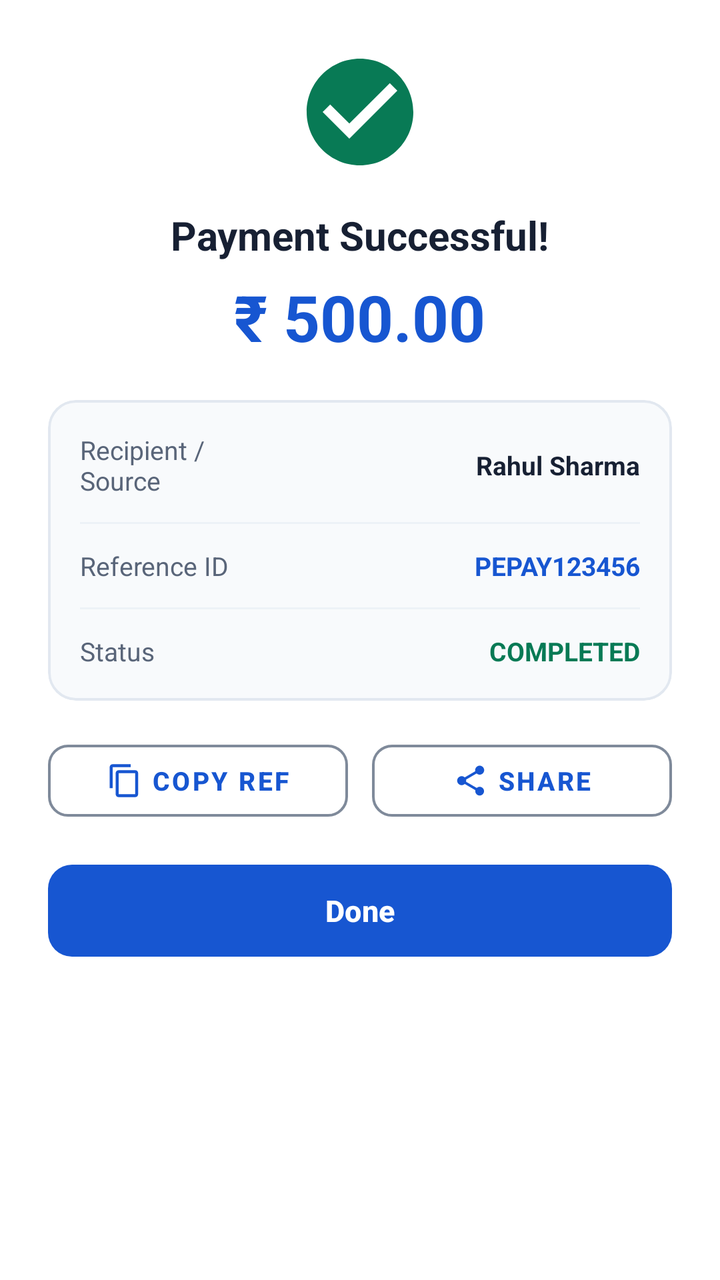
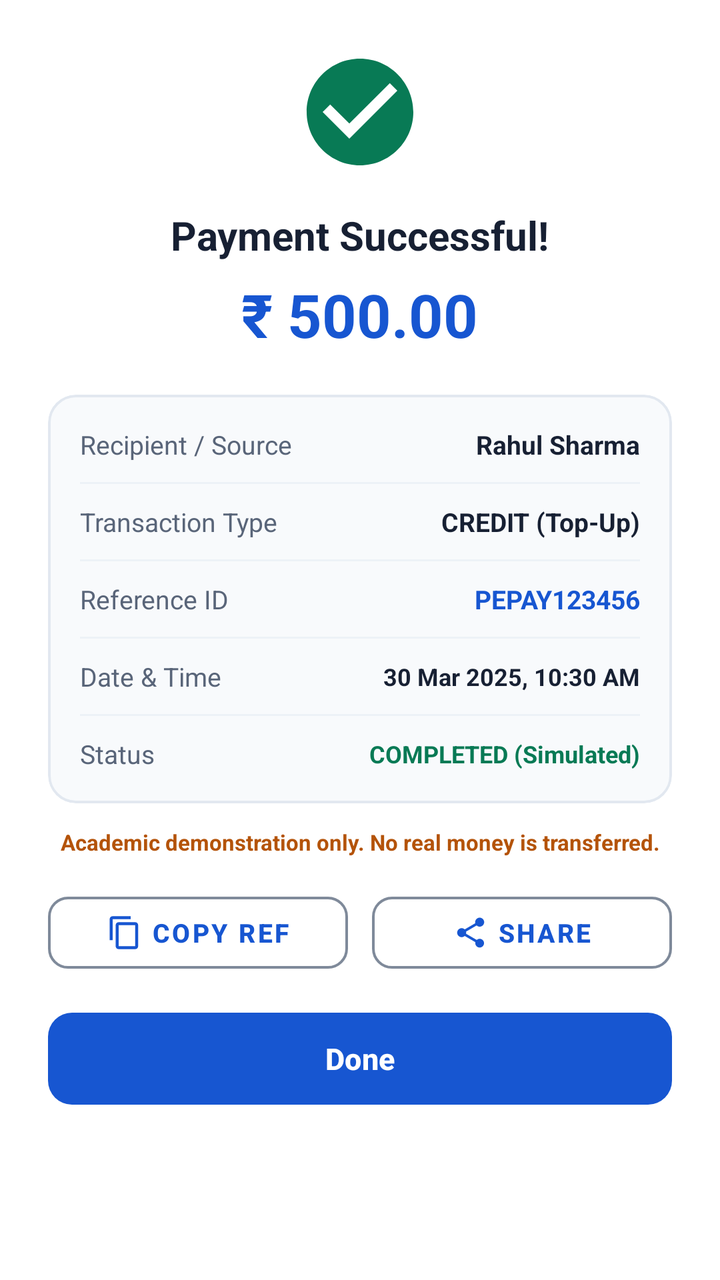

An Android layout rendered at two revisions. The XML below is the earlier revision; the diff shows what the commit changed to produce the second picture.
<!-- AndroidManifest.xml: application theme Theme.PayEase -->
<!-- res/layout/dialog_transaction_success.xml -->
<?xml version="1.0" encoding="utf-8"?>
<LinearLayout
    xmlns:android="http://schemas.android.com/apk/res/android"
    xmlns:app="http://schemas.android.com/apk/res-auto"
    android:layout_width="match_parent"
    android:layout_height="wrap_content"
    android:orientation="vertical"
    android:background="@color/card_background"
    android:padding="24dp"
    android:gravity="center_horizontal">

    <ImageView
        android:id="@+id/ivSuccessCheck"
        android:layout_width="64dp"
        android:layout_height="64dp"
        android:src="@drawable/ic_check_circle"
        app:tint="@color/accent"
        android:contentDescription="Success"/>

    <TextView
        android:id="@+id/tvSuccessTitle"
        android:layout_width="wrap_content"
        android:layout_height="wrap_content"
        android:layout_marginTop="16dp"
        android:text="Payment Successful!"
        android:textColor="@color/text_primary"
        android:textSize="20sp"
        android:textStyle="bold"/>

    <TextView
        android:id="@+id/tvSuccessAmount"
        android:layout_width="wrap_content"
        android:layout_height="wrap_content"
        android:layout_marginTop="6dp"
        android:text="₹ 500.00"
        android:textColor="@color/primary"
        android:textSize="32sp"
        android:textStyle="bold"/>

    
    <com.google.android.material.card.MaterialCardView
        android:layout_width="match_parent"
        android:layout_height="wrap_content"
        android:layout_marginTop="20dp"
        app:cardBackgroundColor="#F8FAFC"
        app:cardCornerRadius="14dp"
        app:cardElevation="0dp"
        app:strokeColor="#E2E8F0"
        app:strokeWidth="1.2dp">

        <LinearLayout
            android:layout_width="match_parent"
            android:layout_height="wrap_content"
            android:orientation="vertical"
            android:padding="16dp">

            
            <LinearLayout
                android:layout_width="match_parent"
                android:layout_height="wrap_content"
                android:orientation="horizontal"
                android:gravity="center_vertical">

                <TextView
                    android:layout_width="0dp"
                    android:layout_height="wrap_content"
                    android:layout_weight="0.35"
                    android:text="Recipient / Source"
                    android:textColor="@color/text_secondary"
                    android:textSize="13sp"/>

                <TextView
                    android:id="@+id/tvSuccessParty"
                    android:layout_width="0dp"
                    android:layout_height="wrap_content"
                    android:layout_weight="0.65"
                    android:gravity="end"
                    android:text="Rahul Sharma"
                    android:textColor="@color/text_primary"
                    android:textSize="13sp"
                    android:textStyle="bold"/>

            </LinearLayout>

            <View
                android:layout_width="match_parent"
                android:layout_height="1dp"
                android:layout_marginTop="12dp"
                android:layout_marginBottom="12dp"
                android:background="#EDF2F7"/>

            
            <LinearLayout
                android:layout_width="match_parent"
                android:layout_height="wrap_content"
                android:orientation="horizontal"
                android:gravity="center_vertical">

                <TextView
                    android:layout_width="0dp"
                    android:layout_height="wrap_content"
                    android:layout_weight="0.35"
                    android:text="Reference ID"
                    android:textColor="@color/text_secondary"
                    android:textSize="13sp"/>

                <TextView
                    android:id="@+id/tvSuccessRefId"
                    android:layout_width="0dp"
                    android:layout_height="wrap_content"
                    android:layout_weight="0.65"
                    android:gravity="end"
                    android:text="PEPAY123456"
                    android:textColor="@color/primary"
                    android:textSize="13sp"
                    android:textStyle="bold"/>

            </LinearLayout>

            <View
                android:layout_width="match_parent"
                android:layout_height="1dp"
                android:layout_marginTop="12dp"
                android:layout_marginBottom="12dp"
                android:background="#EDF2F7"/>

            
            <LinearLayout
                android:layout_width="match_parent"
                android:layout_height="wrap_content"
                android:orientation="horizontal"
                android:gravity="center_vertical">

                <TextView
                    android:layout_width="0dp"
                    android:layout_height="wrap_content"
                    android:layout_weight="0.35"
                    android:text="Status"
                    android:textColor="@color/text_secondary"
                    android:textSize="13sp"/>

                <TextView
                    android:layout_width="0dp"
                    android:layout_height="wrap_content"
                    android:layout_weight="0.65"
                    android:gravity="end"
                    android:text="COMPLETED"
                    android:textColor="@color/accent"
                    android:textSize="13sp"
                    android:textStyle="bold"/>

            </LinearLayout>

        </LinearLayout>

    </com.google.android.material.card.MaterialCardView>

    
    <LinearLayout
        android:layout_width="match_parent"
        android:layout_height="wrap_content"
        android:layout_marginTop="16dp"
        android:orientation="horizontal">

        <com.google.android.material.button.MaterialButton
            android:id="@+id/btnCopyRef"
            style="@style/Widget.MaterialComponents.Button.OutlinedButton"
            android:layout_width="0dp"
            android:layout_height="48dp"
            android:layout_weight="1"
            android:layout_marginEnd="6dp"
            android:text="Copy Ref"
            android:textColor="@color/primary"
            android:textSize="13sp"
            android:textStyle="bold"
            app:icon="@drawable/ic_copy"
            app:iconTint="@color/primary"
            app:iconGravity="textStart"
            app:strokeColor="@color/input_border"
            app:strokeWidth="1.2dp"
            app:cornerRadius="10dp"/>

        <com.google.android.material.button.MaterialButton
            android:id="@+id/btnShareReceipt"
            style="@style/Widget.MaterialComponents.Button.OutlinedButton"
            android:layout_width="0dp"
            android:layout_height="48dp"
            android:layout_weight="1"
            android:layout_marginStart="6dp"
            android:text="Share"
            android:textColor="@color/primary"
            android:textSize="13sp"
            android:textStyle="bold"
            app:icon="@drawable/ic_share"
            app:iconTint="@color/primary"
            app:iconGravity="textStart"
            app:strokeColor="@color/input_border"
            app:strokeWidth="1.2dp"
            app:cornerRadius="10dp"/>

    </LinearLayout>

    <com.google.android.material.button.MaterialButton
        android:id="@+id/btnDone"
        android:layout_width="match_parent"
        android:layout_height="54dp"
        android:layout_marginTop="14dp"
        android:text="Done"
        android:textColor="@color/white"
        android:textSize="15sp"
        android:textStyle="bold"
        app:cornerRadius="12dp"
        app:backgroundTint="@color/primary"/>

</LinearLayout>
<!-- resources referenced by this layout -->
<resources>
  <color name="accent">#087A55</color>
  <color name="card_background">#FFFFFF</color>
  <color name="input_border">#7F8A9A</color>
  <color name="primary">#1756D1</color>
  <color name="text_primary">#172033</color>
  <color name="text_secondary">#596579</color>
  <color name="white">#FFFFFF</color>
  <!-- drawable ic_check_circle (drawable) -->
  <vector xmlns:android="http://schemas.android.com/apk/res/android"
      android:width="64dp"
      android:height="64dp"
      android:viewportWidth="24"
      android:viewportHeight="24">
      <path
          android:fillColor="#16B887"
          android:pathData="M12,2C6.48,2 2,6.48 2,12s4.48,10 10,10 10,-4.48 10,-10S17.52,2 12,2zm-2,15l-5,-5 1.41,-1.41L10,14.17l7.59,-7.59L19,8l-9,9z" />
  </vector>
  <!-- drawable ic_copy (drawable) -->
  <vector xmlns:android="http://schemas.android.com/apk/res/android"
      android:width="24dp"
      android:height="24dp"
      android:viewportWidth="24"
      android:viewportHeight="24">
      <path
          android:fillColor="#1756D1"
          android:pathData="M16,1H4c-1.1,0 -2,0.9 -2,2v14h2V3h12V1zm3,4H8c-1.1,0 -2,0.9 -2,2v14c0,1.1 0.9,2 2,2h11c1.1,0 2,-0.9 2,-2V7c0,-1.1 -0.9,-2 -2,-2zm0,16H8V7h11v14z"/>
  </vector>
  <!-- drawable ic_share (drawable) -->
  <vector xmlns:android="http://schemas.android.com/apk/res/android"
      android:width="24dp"
      android:height="24dp"
      android:viewportWidth="24"
      android:viewportHeight="24">
      <path
          android:fillColor="#1756D1"
          android:pathData="M18,16.08c-0.76,0 -1.44,0.3 -1.96,0.77L8.91,12.7c0.05,-0.23 0.09,-0.47 0.09,-0.7s-0.04,-0.47 -0.09,-0.7l7.05,-4.11c0.54,0.5 1.25,0.81 2.04,0.81 1.66,0 3,-1.34 3,-3s-1.34,-3 -3,-3 -3,1.34 -3,3c0,0.23 0.04,0.47 0.09,0.7L8.04,9.81C7.5,9.31 6.79,9 6,9c-1.66,0 -3,1.34 -3,3s1.34,3 3,3c0.79,0 1.5,-0.31 2.04,-0.81l7.12,4.16c-0.05,0.21 -0.08,0.43 -0.08,0.65 0,1.61 1.31,2.92 2.92,2.92 1.61,0 2.92,-1.31 2.92,-2.92s-1.31,-2.92 -2.92,-2.92z"/>
  </vector>
  <style name="Theme.PayEase" parent="Base.Theme.PayEase" />
  <style name="Base.Theme.PayEase" parent="Theme.Material3.DayNight.NoActionBar">
          <item name="colorPrimary">@color/primary</item>
          <item name="colorSecondary">@color/accent</item>
  
          <item name="android:statusBarColor">@color/background</item>
          <item name="android:navigationBarColor">@color/background</item>
          <item name="android:windowLightStatusBar">true</item>
          <item name="android:windowBackground">@color/background</item>
  
          <item name="textInputStyle">@style/Widget.PayEase.TextInputLayout.OutlinedBox</item>
          <item name="alertDialogTheme">@style/PayEaseAlertDialogTheme</item>
          <item name="materialAlertDialogTheme">@style/PayEaseAlertDialogTheme</item>
      </style>
  <color name="background">#F4F6FA</color>
  <color name="text_muted">#667085</color>
  <color name="error">#B42318</color>
  <style name="PayEaseDialogTitleText" parent="MaterialAlertDialog.Material3.Title.Text">
          <item name="android:textColor">@color/text_primary</item>
          <item name="android:textSize">20sp</item>
          <item name="android:textStyle">bold</item>
      </style>
  <style name="PayEaseDialogBodyText" parent="MaterialAlertDialog.Material3.Body.Text">
          <item name="android:textColor">@color/text_primary</item>
          <item name="android:textSize">15sp</item>
      </style>
  <style name="PayEaseDialogPositiveButton" parent="Widget.Material3.Button.TextButton">
          <item name="android:textColor">@color/primary</item>
          <item name="android:textSize">15sp</item>
          <item name="android:textStyle">bold</item>
      </style>
  <style name="PayEaseDialogNegativeButton" parent="Widget.Material3.Button.TextButton">
          <item name="android:textColor">@color/text_secondary</item>
          <item name="android:textSize">15sp</item>
          <item name="android:textStyle">bold</item>
      </style>
  <!-- unchanged entries left out for length: 2 -->
</resources>

<!-- the commit's change to res/layout/dialog_transaction_success.xml (unified diff, before → after) -->
@@ -34,7 +34,7 @@
         android:layout_marginTop="6dp"
         android:text="₹ 500.00"
         android:textColor="@color/primary"
-        android:textSize="32sp"
+        android:textSize="30sp"
         android:textStyle="bold"/>
 
     
@@ -62,9 +62,10 @@
                 android:gravity="center_vertical">
 
                 <TextView
-                    android:layout_width="0dp"
-                    android:layout_height="wrap_content"
-                    android:layout_weight="0.35"
+                    android:id="@+id/tvPartyLabel"
+                    android:layout_width="0dp"
+                    android:layout_height="wrap_content"
+                    android:layout_weight="0.38"
                     android:text="Recipient / Source"
                     android:textColor="@color/text_secondary"
                     android:textSize="13sp"/>
@@ -73,7 +74,7 @@
                     android:id="@+id/tvSuccessParty"
                     android:layout_width="0dp"
                     android:layout_height="wrap_content"
-                    android:layout_weight="0.65"
+                    android:layout_weight="0.62"
                     android:gravity="end"
                     android:text="Rahul Sharma"
                     android:textColor="@color/text_primary"
@@ -85,21 +86,56 @@
             <View
                 android:layout_width="match_parent"
                 android:layout_height="1dp"
-                android:layout_marginTop="12dp"
-                android:layout_marginBottom="12dp"
-                android:background="#EDF2F7"/>
-
-            
-            <LinearLayout
-                android:layout_width="match_parent"
-                android:layout_height="wrap_content"
-                android:orientation="horizontal"
-                android:gravity="center_vertical">
-
-                <TextView
-                    android:layout_width="0dp"
-                    android:layout_height="wrap_content"
-                    android:layout_weight="0.35"
+                android:layout_marginTop="10dp"
+                android:layout_marginBottom="10dp"
+                android:background="#EDF2F7"/>
+
+            
+            <LinearLayout
+                android:layout_width="match_parent"
+                android:layout_height="wrap_content"
+                android:orientation="horizontal"
+                android:gravity="center_vertical">
+
+                <TextView
+                    android:layout_width="0dp"
+                    android:layout_height="wrap_content"
+                    android:layout_weight="0.38"
+                    android:text="Transaction Type"
+                    android:textColor="@color/text_secondary"
+                    android:textSize="13sp"/>
+
+                <TextView
+                    android:id="@+id/tvSuccessTxnType"
+                    android:layout_width="0dp"
+                    android:layout_height="wrap_content"
+                    android:layout_weight="0.62"
+                    android:gravity="end"
+                    android:text="CREDIT (Top-Up)"
+                    android:textColor="@color/text_primary"
+                    android:textSize="13sp"
+                    android:textStyle="bold"/>
+
+            </LinearLayout>
+
+            <View
+                android:layout_width="match_parent"
+                android:layout_height="1dp"
+                android:layout_marginTop="10dp"
+                android:layout_marginBottom="10dp"
+                android:background="#EDF2F7"/>
+
+            
+            <LinearLayout
+                android:layout_width="match_parent"
+                android:layout_height="wrap_content"
+                android:orientation="horizontal"
+                android:gravity="center_vertical">
+
+                <TextView
+                    android:layout_width="0dp"
+                    android:layout_height="wrap_content"
+                    android:layout_weight="0.38"
                     android:text="Reference ID"
                     android:textColor="@color/text_secondary"
                     android:textSize="13sp"/>
@@ -108,7 +144,7 @@
                     android:id="@+id/tvSuccessRefId"
                     android:layout_width="0dp"
                     android:layout_height="wrap_content"
-                    android:layout_weight="0.65"
+                    android:layout_weight="0.62"
                     android:gravity="end"
                     android:text="PEPAY123456"
                     android:textColor="@color/primary"
@@ -120,33 +156,69 @@
             <View
                 android:layout_width="match_parent"
                 android:layout_height="1dp"
-                android:layout_marginTop="12dp"
-                android:layout_marginBottom="12dp"
-                android:background="#EDF2F7"/>
-
-            
-            <LinearLayout
-                android:layout_width="match_parent"
-                android:layout_height="wrap_content"
-                android:orientation="horizontal"
-                android:gravity="center_vertical">
-
-                <TextView
-                    android:layout_width="0dp"
-                    android:layout_height="wrap_content"
-                    android:layout_weight="0.35"
+                android:layout_marginTop="10dp"
+                android:layout_marginBottom="10dp"
+                android:background="#EDF2F7"/>
+
+            
+            <LinearLayout
+                android:layout_width="match_parent"
+                android:layout_height="wrap_content"
+                android:orientation="horizontal"
+                android:gravity="center_vertical">
+
+                <TextView
+                    android:layout_width="0dp"
+                    android:layout_height="wrap_content"
+                    android:layout_weight="0.38"
+                    android:text="Date &amp; Time"
+                    android:textColor="@color/text_secondary"
+                    android:textSize="13sp"/>
+
+                <TextView
+                    android:id="@+id/tvSuccessDateTime"
+                    android:layout_width="0dp"
+                    android:layout_height="wrap_content"
+                    android:layout_weight="0.62"
+                    android:gravity="end"
+                    android:text="30 Mar 2025, 10:30 AM"
+                    android:textColor="@color/text_primary"
+                    android:textSize="12sp"
+                    android:textStyle="bold"/>
+
+            </LinearLayout>
+
+            <View
+                android:layout_width="match_parent"
+                android:layout_height="1dp"
+                android:layout_marginTop="10dp"
+                android:layout_marginBottom="10dp"
+                android:background="#EDF2F7"/>
+
+            
+            <LinearLayout
+                android:layout_width="match_parent"
+                android:layout_height="wrap_content"
+                android:orientation="horizontal"
+                android:gravity="center_vertical">
+
+                <TextView
+                    android:layout_width="0dp"
+                    android:layout_height="wrap_content"
+                    android:layout_weight="0.38"
                     android:text="Status"
                     android:textColor="@color/text_secondary"
                     android:textSize="13sp"/>
 
                 <TextView
-                    android:layout_width="0dp"
-                    android:layout_height="wrap_content"
-                    android:layout_weight="0.65"
-                    android:gravity="end"
-                    android:text="COMPLETED"
+                    android:id="@+id/tvSuccessStatus"
+                    android:layout_width="0dp"
+                    android:layout_height="wrap_content"
+                    android:layout_weight="0.62"
+                    android:gravity="end"
+                    android:text="COMPLETED (Simulated)"
                     android:textColor="@color/accent"
-                    android:textSize="13sp"
+                    android:textSize="12sp"
                     android:textStyle="bold"/>
 
             </LinearLayout>
@@ -154,12 +226,23 @@
         </LinearLayout>
 
     </com.google.android.material.card.MaterialCardView>
+
+    
+    <TextView
+        android:layout_width="wrap_content"
+        android:layout_height="wrap_content"
+        android:layout_marginTop="12dp"
+        android:gravity="center"
+        android:text="Academic demonstration only. No real money is transferred."
+        android:textColor="#B45309"
+        android:textSize="11sp"
+        android:textStyle="bold"/>
 
     
     <LinearLayout
         android:layout_width="match_parent"
         android:layout_height="wrap_content"
-        android:layout_marginTop="16dp"
+        android:layout_marginTop="14dp"
         android:orientation="horizontal">
 
         <com.google.android.material.button.MaterialButton
@@ -204,7 +287,7 @@
         android:id="@+id/btnDone"
         android:layout_width="match_parent"
         android:layout_height="54dp"
-        android:layout_marginTop="14dp"
+        android:layout_marginTop="12dp"
         android:text="Done"
         android:textColor="@color/white"
         android:textSize="15sp"
<!-- resource entries referenced after the edit -->
@@ -38,12 +38,10 @@
           android:pathData="M18,16.08c-0.76,0 -1.44,0.3 -1.96,0.77L8.91,12.7c0.05,-0.23 0.09,-0.47 0.09,-0.7s-0.04,-0.47 -0.09,-0.7l7.05,-4.11c0.54,0.5 1.25,0.81 2.04,0.81 1.66,0 3,-1.34 3,-3s-1.34,-3 -3,-3 -3,1.34 -3,3c0,0.23 0.04,0.47 0.09,0.7L8.04,9.81C7.5,9.31 6.79,9 6,9c-1.66,0 -3,1.34 -3,3s1.34,3 3,3c0.79,0 1.5,-0.31 2.04,-0.81l7.12,4.16c-0.05,0.21 -0.08,0.43 -0.08,0.65 0,1.61 1.31,2.92 2.92,2.92 1.61,0 2.92,-1.31 2.92,-2.92s-1.31,-2.92 -2.92,-2.92z"/>
   </vector>
   <style name="Theme.PayEase" parent="Base.Theme.PayEase" />
-  <style name="Base.Theme.PayEase" parent="Theme.Material3.DayNight.NoActionBar">
+  <style name="Base.Theme.PayEase" parent="Theme.Material3.Light.NoActionBar">
           <item name="colorPrimary">@color/primary</item>
           <item name="colorSecondary">@color/accent</item>
   
-          <item name="android:statusBarColor">@color/background</item>
-          <item name="android:navigationBarColor">@color/background</item>
           <item name="android:windowLightStatusBar">true</item>
           <item name="android:windowBackground">@color/background</item>
   
